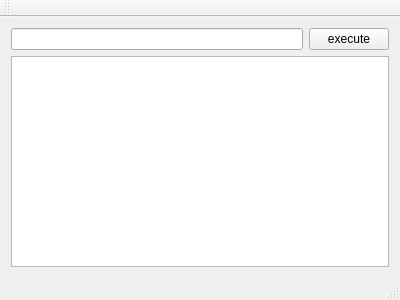
Old version of the form popen/MainWindow.ui in the repository NCCA/Threads.
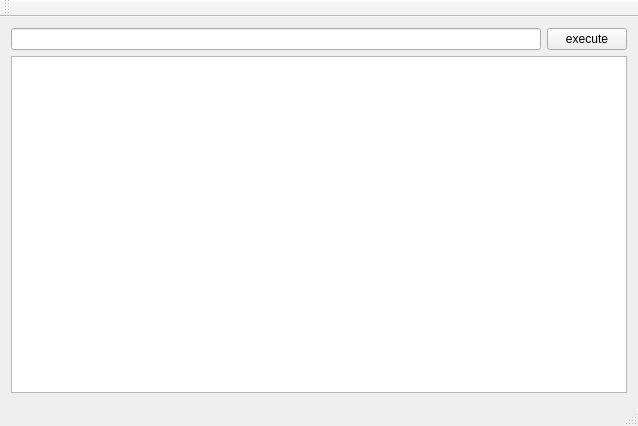
New version of the form.

```diff
--- a/popen/MainWindow.ui
+++ b/popen/MainWindow.ui
@@ -6,8 +6,8 @@
    <rect>
     <x>0</x>
     <y>0</y>
-    <width>400</width>
-    <height>300</height>
+    <width>638</width>
+    <height>426</height>
    </rect>
   </property>
   <property name="windowTitle">
```
Left out of the diff: 2 changed lines with no effect on the pictures.
